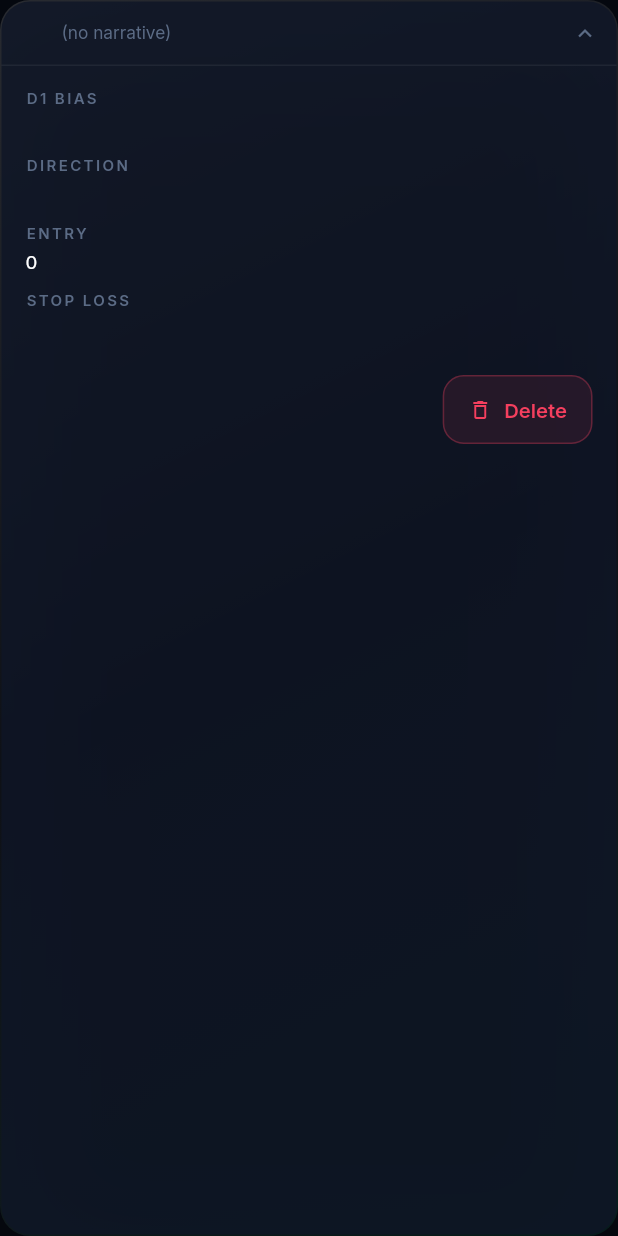
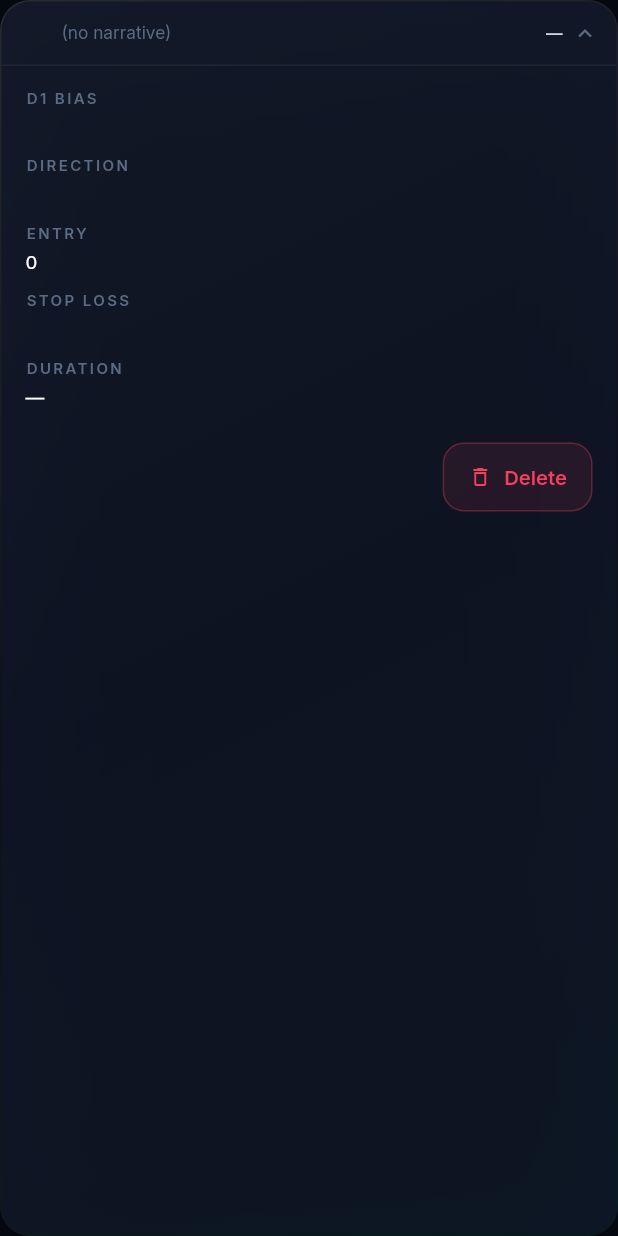
Before and after one commit to elijah1israel/vektra-app, a Flutter app: the _HistoryRow widget shown alone on an empty page, opened directly with empty values, after a tap on "(no narrative)", on a phone screen of 412 x 824 dp. Run offline on Flutter 3.47's test engine with Material 3 defaults, Android fonts, the phone set to English and light mode, and no system bars; our stand-ins replace dio, flutter_svg, go_router, google_fonts, shared_preferences, timezone; accounts and stored records are empty; network calls fail.

Commit message:
ui: surface plan duration on Trade Plans cards + history rows
Port the web app's formatDuration helper (3m / 42m / 3h 24m / 2d 4h).

Active plan card
  - New meta row under the header: clock icon + "Age <duration>",
    computed from created_at to now

History row
  - Collapsed preview now shows the total duration
    (created_at → closed_at ?? updated_at) as a bold slate chip on the
    right of the summary line, so you can scan the history without
    expanding every entry
  - Expanded KV grid gains a "Duration" row alongside the existing
    Outcome / D1 bias / entry / stop / TP / invalidation fields

Co-Authored-By: Claude Opus 4.7 <noreply@anthropic.com>
Claude-Session: https://claude.ai/code/session_016Nahz6Kwd4bAbaoXRBdzHU

```diff
--- a/lib/screens/app/plans_screen.dart
+++ b/lib/screens/app/plans_screen.dart
@@ -226,6 +226,26 @@ class _PlansScreenState extends State<PlansScreen> {
     return _directionChip(direction);
   }
 
+  /// "3m", "42m", "3h 24m", "2d 4h" — pass `endIso == null` for an
+  /// open-ended active plan (elapsed from `startIso` to now).
+  static String formatDuration(String? startIso, String? endIso) {
+    if (startIso == null) return '—';
+    final start = DateTime.tryParse(startIso);
+    if (start == null) return '—';
+    final end = endIso != null ? DateTime.tryParse(endIso) : DateTime.now();
+    if (end == null) return '—';
+    var ms = end.difference(start).inMilliseconds;
+    if (ms < 0) ms = 0;
+    final mins = ms ~/ 60000;
+    if (mins < 60) return '${mins}m';
+    final hrs = mins ~/ 60;
+    final remMins = mins % 60;
+    if (hrs < 24) return remMins > 0 ? '${hrs}h ${remMins}m' : '${hrs}h';
+    final days = hrs ~/ 24;
+    final remHrs = hrs % 24;
+    return remHrs > 0 ? '${days}d ${remHrs}h' : '${days}d';
+  }
+
   Widget _sectionTitle(String s) => Padding(
         padding: const EdgeInsets.only(bottom: 10),
         child: Text(
@@ -268,6 +288,21 @@ class _PlansScreenState extends State<PlansScreen> {
                   const SizedBox(width: 6),
                   _directionChip(direction),
                 ],
+              ],
+            ),
+            const SizedBox(height: 6),
+            Row(
+              children: [
+                const Icon(Icons.access_time,
+                    size: 12, color: EdgeColors.muted),
+                const SizedBox(width: 5),
+                Text(
+                  'Age ${formatDuration(plan['created_at'] as String?, null)}',
+                  style: AppTheme.sans(
+                    size: 11,
+                    color: EdgeColors.muted,
+                  ),
+                ),
               ],
             ),
             if ((plan['narrative'] as String?)?.isNotEmpty ?? false) ...[
@@ -483,6 +518,19 @@ class _HistoryRowState extends State<_HistoryRow> {
                       ),
                     ),
                   ),
+                  const SizedBox(width: 8),
+                  Text(
+                    _PlansScreenState.formatDuration(
+                      plan['created_at'] as String?,
+                      (plan['closed_at'] as String?) ??
+                          plan['updated_at'] as String?,
+                    ),
+                    style: AppTheme.sans(
+                      size: 11,
+                      color: EdgeColors.slate300,
+                      weight: FontWeight.w600,
+                    ),
+                  ),
                   const SizedBox(width: 6),
                   AnimatedRotation(
                     turns: _open ? 0.5 : 0,
@@ -548,6 +596,14 @@ class _HistoryRowState extends State<_HistoryRow> {
                             ),
                           if (invalidation.isNotEmpty)
                             ('Invalidation', invalidation),
+                          (
+                            'Duration',
+                            _PlansScreenState.formatDuration(
+                              plan['created_at'] as String?,
+                              (plan['closed_at'] as String?) ??
+                                  plan['updated_at'] as String?,
+                            ),
+                          ),
                         ]),
                         const SizedBox(height: 12),
                         Align(
```
